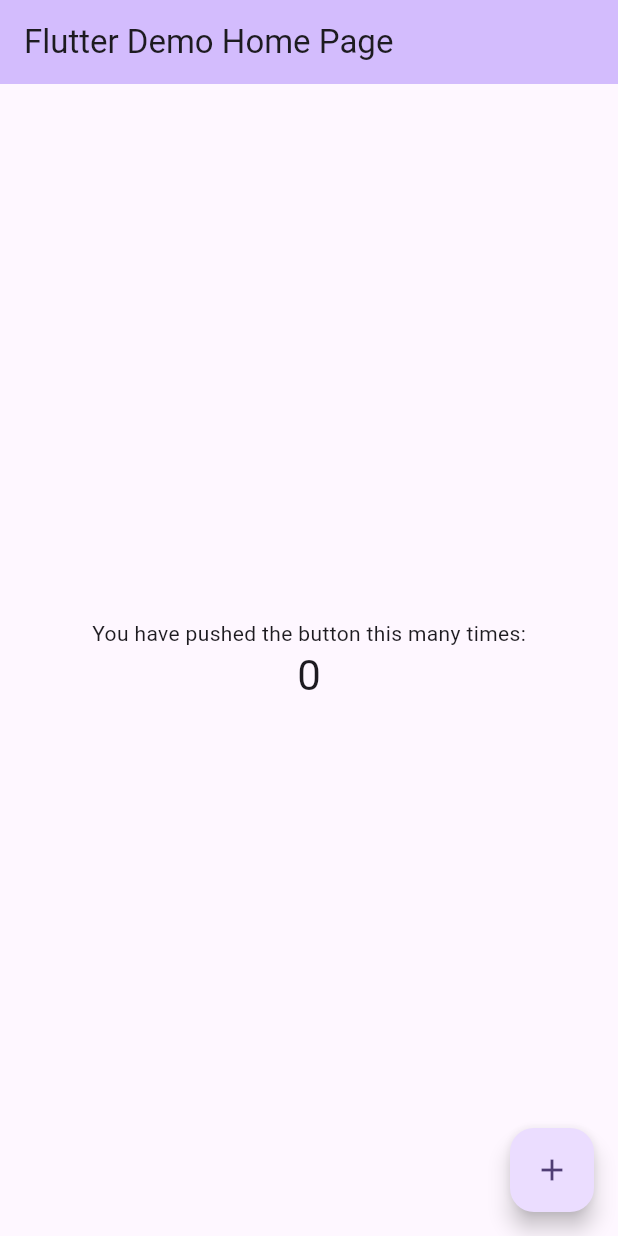
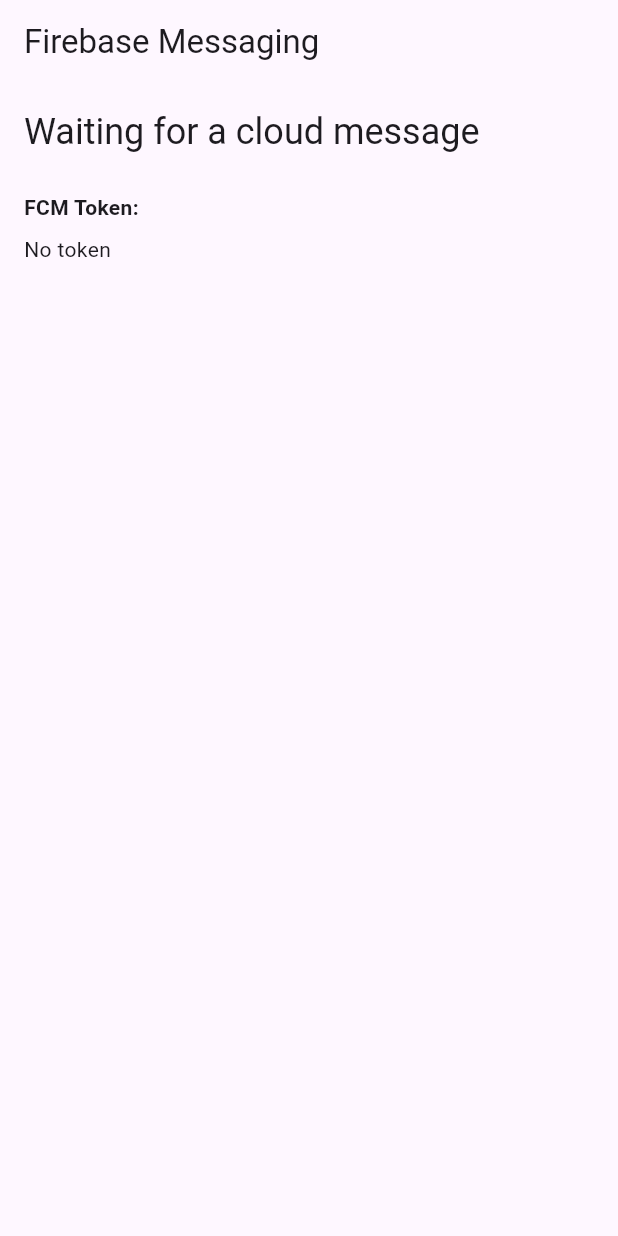
Before and after one commit to willmorgan11/act14, a Flutter app: the screen it shows after launch, on a phone screen of 412 x 824 dp. Run offline on Flutter 3.47's test engine with Material 3 defaults, Android fonts, the phone set to English and light mode, and no system bars; our stand-ins replace firebase_core, firebase_messaging; accounts and stored records are empty; generated files the repository leaves out were written again.

Commit message:
Updated main.dart for Firebase initialization and navigates to homepage. App launches successfully.

```diff
--- a/lib/main.dart
+++ b/lib/main.dart
@@ -1,122 +1,91 @@
+import 'package:firebase_core/firebase_core.dart';
+import 'package:firebase_messaging/firebase_messaging.dart';
 import 'package:flutter/material.dart';
-
-void main() {
-  runApp(const MyApp());
-}
+import 'firebase_options.dart';
+import 'services/fcm_service.dart';
 
 class MyApp extends StatelessWidget {
   const MyApp({super.key});
 
-  // This widget is the root of your application.
   @override
   Widget build(BuildContext context) {
     return MaterialApp(
-      title: 'Flutter Demo',
+      title: 'Messaging App',
       theme: ThemeData(
-        // This is the theme of your application.
-        //
-        // TRY THIS: Try running your application with "flutter run". You'll see
-        // the application has a purple toolbar. Then, without quitting the app,
-        // try changing the seedColor in the colorScheme below to Colors.green
-        // and then invoke "hot reload" (save your changes or press the "hot
-        // reload" button in a Flutter-supported IDE, or press "r" if you used
-        // the command line to start the app).
-        //
-        // Notice that the counter didn't reset back to zero; the application
-        // state is not lost during the reload. To reset the state, use hot
-        // restart instead.
-        //
-        // This works for code too, not just values: Most code changes can be
-        // tested with just a hot reload.
-        colorScheme: .fromSeed(seedColor: Colors.deepPurple),
+        colorScheme: ColorScheme.fromSeed(seedColor: Colors.deepPurple),
+        useMaterial3: true,
       ),
-      home: const MyHomePage(title: 'Flutter Demo Home Page'),
+      home: const HomePage(),
     );
   }
 }
 
-class MyHomePage extends StatefulWidget {
-  const MyHomePage({super.key, required this.title});
-
-  // This widget is the home page of your application. It is stateful, meaning
-  // that it has a State object (defined below) that contains fields that affect
-  // how it looks.
-
-  // This class is the configuration for the state. It holds the values (in this
-  // case the title) provided by the parent (in this case the App widget) and
-  // used by the build method of the State. Fields in a Widget subclass are
-  // always marked "final".
-
-  final String title;
+class HomePage extends StatefulWidget {
+  const HomePage({super.key});
 
   @override
-  State<MyHomePage> createState() => _MyHomePageState();
+  State<HomePage> createState() => _HomePageState();
 }
 
-class _MyHomePageState extends State<MyHomePage> {
-  int _counter = 0;
+class _HomePageState extends State<HomePage> {
+  final FCMService _fcmService = FCMService();
+  String _statusText = 'Waiting for a cloud message';
+  String _fcmToken = 'Fetching token...';
+  // String _imagePath = 'assets/images/default.png';
 
-  void _incrementCounter() {
-    setState(() {
-      // This call to setState tells the Flutter framework that something has
-      // changed in this State, which causes it to rerun the build method below
-      // so that the display can reflect the updated values. If we changed
-      // _counter without calling setState(), then the build method would not be
-      // called again, and so nothing would appear to happen.
-      _counter++;
+  @override
+  void initState() {
+    super.initState();
+    _initFCM();
+  }
+
+  Future<void> _initFCM() async {
+    await _fcmService.initialize(onData: (message) {
+      setState(() {
+        _statusText = message.notification?.title ?? 'Payload received';
+        // _imagePath = 'assets/images/${message.data['asset'] ?? 'default'}.png';
+      });
     });
+
+    final token = await _fcmService.getToken();
+    debugPrint('FCM token: $token');
+    setState(() => _fcmToken = token ?? 'No token');
   }
 
   @override
   Widget build(BuildContext context) {
-    // This method is rerun every time setState is called, for instance as done
-    // by the _incrementCounter method above.
-    //
-    // The Flutter framework has been optimized to make rerunning build methods
-    // fast, so that you can just rebuild anything that needs updating rather
-    // than having to individually change instances of widgets.
     return Scaffold(
-      appBar: AppBar(
-        // TRY THIS: Try changing the color here to a specific color (to
-        // Colors.amber, perhaps?) and trigger a hot reload to see the AppBar
-        // change color while the other colors stay the same.
-        backgroundColor: Theme.of(context).colorScheme.inversePrimary,
-        // Here we take the value from the MyHomePage object that was created by
-        // the App.build method, and use it to set our appbar title.
-        title: Text(widget.title),
-      ),
-      body: Center(
-        // Center is a layout widget. It takes a single child and positions it
-        // in the middle of the parent.
+      appBar: AppBar(title: const Text('Firebase Messaging')),
+      body: Padding(
+        padding: const EdgeInsets.all(16),
         child: Column(
-          // Column is also a layout widget. It takes a list of children and
-          // arranges them vertically. By default, it sizes itself to fit its
-          // children horizontally, and tries to be as tall as its parent.
-          //
-          // Column has various properties to control how it sizes itself and
-          // how it positions its children. Here we use mainAxisAlignment to
-          // center the children vertically; the main axis here is the vertical
-          // axis because Columns are vertical (the cross axis would be
-          // horizontal).
-          //
-          // TRY THIS: Invoke "debug painting" (choose the "Toggle Debug Paint"
-          // action in the IDE, or press "p" in the console), to see the
-          // wireframe for each widget.
-          mainAxisAlignment: .center,
+          crossAxisAlignment: CrossAxisAlignment.start,
           children: [
-            const Text('You have pushed the button this many times:'),
-            Text(
-              '$_counter',
-              style: Theme.of(context).textTheme.headlineMedium,
-            ),
+            Text(_statusText, style: Theme.of(context).textTheme.headlineSmall),
+            const SizedBox(height: 24),
+            const Text('FCM Token:', style: TextStyle(fontWeight: FontWeight.bold)),
+            const SizedBox(height: 8),
+            SelectableText(_fcmToken),
           ],
         ),
-      ),
-      floatingActionButton: FloatingActionButton(
-        onPressed: _incrementCounter,
-        tooltip: 'Increment',
-        child: const Icon(Icons.add),
       ),
     );
   }
 }
+
+@pragma('vm:entry-point')
+Future<void> firebaseMessagingBackgroundHandler(RemoteMessage message) async {
+  await Firebase.initializeApp(
+    options: DefaultFirebaseOptions.currentPlatform,
+  );
+  debugPrint('Background message: ${message.messageId}');
+}
+
+Future<void> main() async {
+  WidgetsFlutterBinding.ensureInitialized();
+  await Firebase.initializeApp(
+    options: DefaultFirebaseOptions.currentPlatform,
+  );
+  FirebaseMessaging.onBackgroundMessage(firebaseMessagingBackgroundHandler);
+  runApp(const MyApp());
+}
--- a/pubspec.yaml
+++ b/pubspec.yaml
@@ -60,8 +60,8 @@
   # the material Icons class.
   uses-material-design: true
   assets:
-    - assets/images/
-    - assets/animations/
+    # - assets/images/
+    # - assets/animations/
 
   # To add assets to your application, add an assets section, like this:
   # assets:
```
Also changed, not shown: firebase.json (added), 2 other files.
